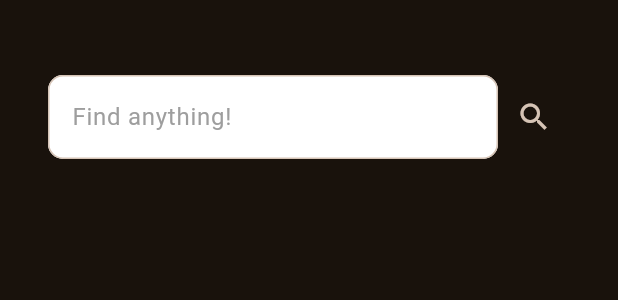
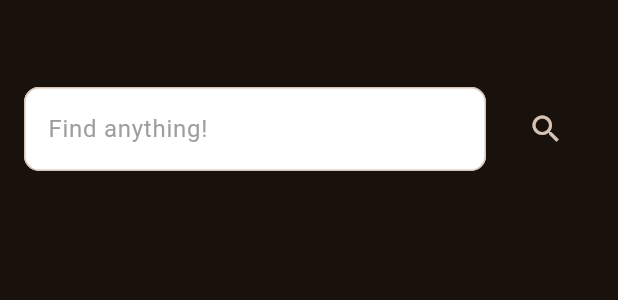
Before and after one commit to simonmenard1738/bigtodo, a Flutter app: the Search widget shown alone on an empty page, opened directly, after a tap on the "search" icon, on a phone screen of 412 x 824 dp. Shown: the top 300 px of the screen. Run offline on Flutter 3.47's test engine with Material 3 defaults, Android fonts, the phone set to English and light mode, and no system bars; our stand-ins replace sqflite; accounts and stored records are empty; network calls fail; Roboto replaces fonts that are missing (Helvetica).

Commit message:
Fixed search width

```diff
--- a/lib/main.dart
+++ b/lib/main.dart
@@ -605,17 +605,13 @@ class _SearchState extends State<Search> {
       children: [
         SizedBox(height: 50,),
         Container(
-          child: Row(
-            mainAxisAlignment: MainAxisAlignment.center,
-            children: [
-              Container(
-                width: 300,
-                child: TextField(controller: searchController, decoration: InputDecoration(border: OutlineInputBorder(borderRadius: BorderRadius.circular(10)), fillColor: Colors.white, hintText: "Find anything!", filled: true, hintStyle: TextStyle(color: Colors.grey)), style: TextStyle(color: Colors.black),),
-              ),
-              IconButton(onPressed: () async{
-                String search = searchController.text;
-                searchedList = [];
-                service.search(search).then((value) {
+          child:
+              ListTile(
+                title: TextField(controller: searchController, decoration: InputDecoration(border: OutlineInputBorder(borderRadius: BorderRadius.circular(10)), fillColor: Colors.white, hintText: "Find anything!", filled: true, hintStyle: TextStyle(color: Colors.grey)), style: TextStyle(color: Colors.black)),
+                trailing: IconButton(onPressed: () async{
+                  String search = searchController.text;
+                  searchedList = [];
+                  service.search(search).then((value) {
 
                     setState(() {
                       print("1 $searchedList");
@@ -626,16 +622,17 @@ class _SearchState extends State<Search> {
                       }
                       print("2 $searchedList");
                     });
-                });
+                  });
 
-                searchController.clear();
-              }, icon: Icon(Icons.search))
-            ],
+                  searchController.clear();
+                }, icon: Icon(Icons.search)),
+              )
+
+
           ),
-        ),
+
         Expanded(child: Container(
-            padding: EdgeInsets.fromLTRB(0, 25, 0, 0),
-            width: 350,
+            padding: EdgeInsets.all(10),
             child: ListView.builder(itemCount: searchedList.length, shrinkWrap: true, itemBuilder: (context, index){
               return Card(
                 margin: EdgeInsets.fromLTRB(0, 10, 0, 10),
```
